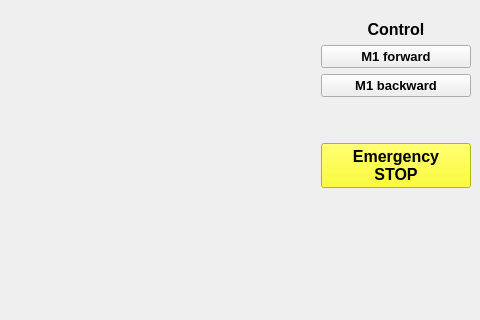
Before: the Qt Designer form pyno_interface.ui in lothas/SEA_Biped, drawn with Qt 5; both pictures show x 544 to 1024 and y 172 to 492 of the 1024 by 768 pixel window.
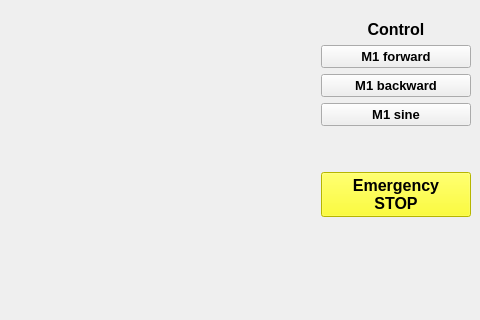
After: the same form once the commit is applied. Icons and pictures are not drawn.

Commit message:
Sine motion
Added a button to activate sine motion.

Patch:
```diff
--- a/pyno_interface.ui
+++ b/pyno_interface.ui
@@ -331,6 +331,30 @@
         </property>
        </widget>
       </item>
+      <item>
+       <widget class="QPushButton" name="motor_sine_button">
+        <property name="font">
+         <font>
+          <pointsize>10</pointsize>
+          <weight>75</weight>
+          <bold>true</bold>
+         </font>
+        </property>
+        <property name="text">
+         <string>M1 sine</string>
+        </property>
+        <property name="icon">
+         <iconset>
+          <normaloff>icons/sine.png</normaloff>icons/sine.png</iconset>
+        </property>
+        <property name="iconSize">
+         <size>
+          <width>24</width>
+          <height>24</height>
+         </size>
+        </property>
+       </widget>
+      </item>
       <item>
        <spacer name="verticalSpacer_3">
         <property name="orientation">
```
The commit also changes 2 other files.
